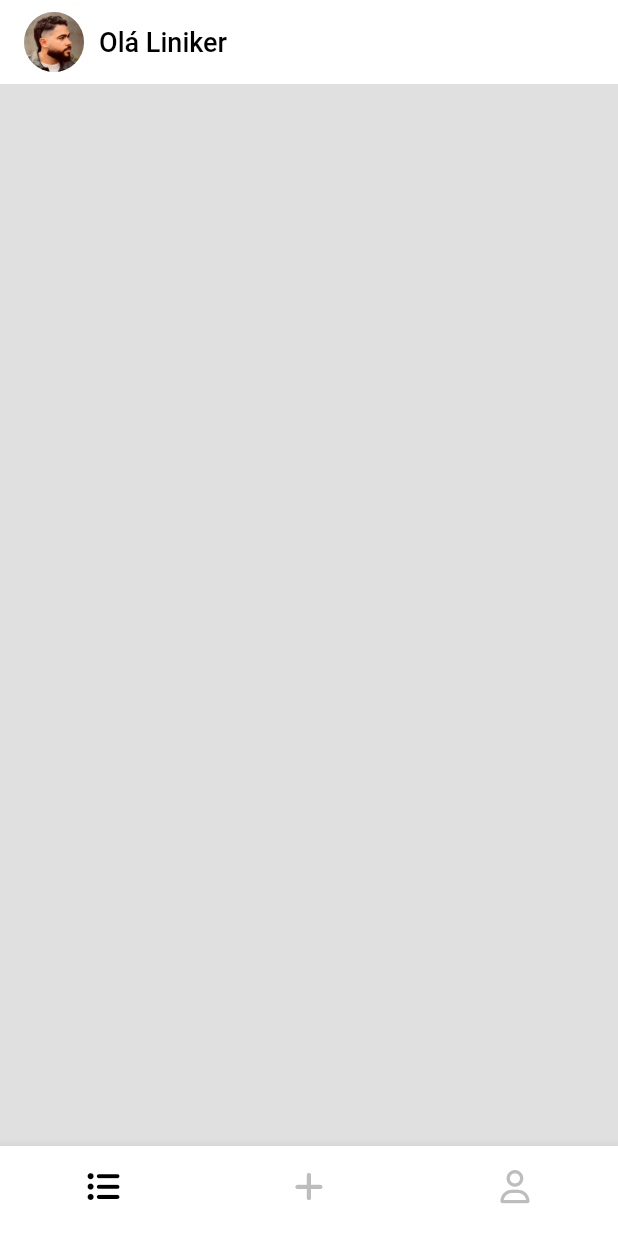
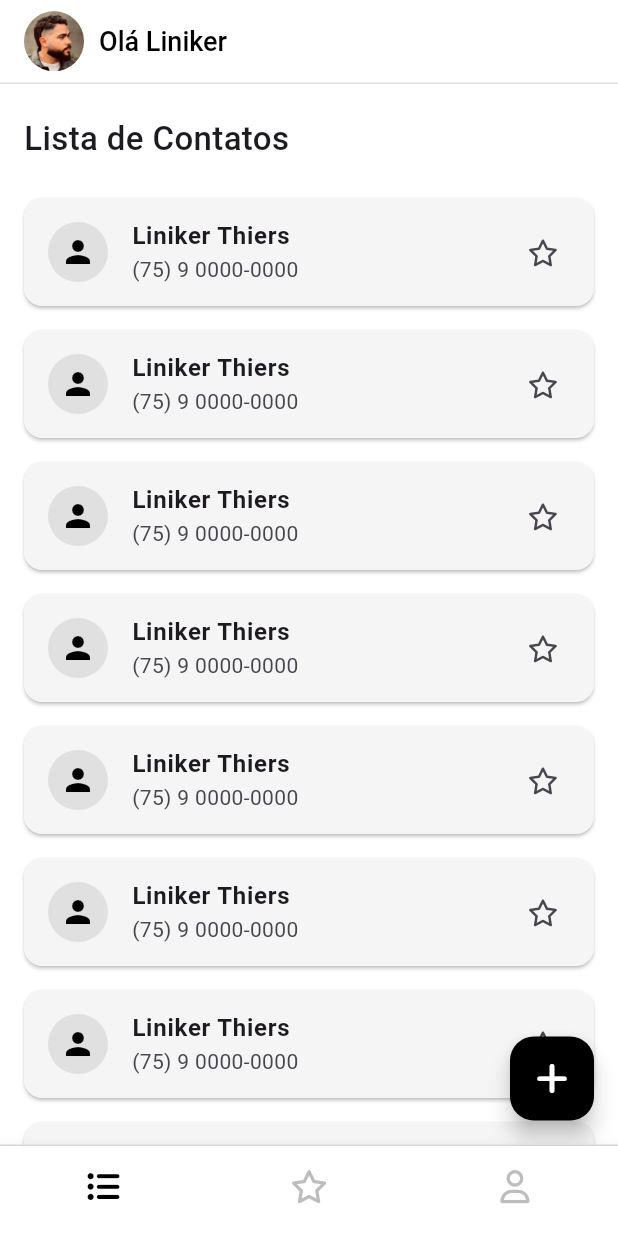
Before and after one commit to LinikerThiers/lista_de_contatos, a Flutter app: the screen it shows after launch, on a phone screen of 412 x 824 dp. Run offline on Flutter 3.47's test engine with Material 3 defaults, Android fonts, the phone set to English and light mode, and no system bars; our stand-ins replace font_awesome_flutter.

Commit message:
criando a base da lista page

```diff
--- a/lib/pages/lista_page.dart
+++ b/lib/pages/lista_page.dart
@@ -1,4 +1,5 @@
 import 'package:flutter/material.dart';
+import 'package:font_awesome_flutter/font_awesome_flutter.dart';
 import 'package:listadecontatos/shared/widget/custom_app_bar.dart';
 
 class ListaPage extends StatefulWidget {
@@ -9,18 +10,99 @@ class ListaPage extends StatefulWidget {
 }
 
 class _ListaPageState extends State<ListaPage> {
+  String profileImagePath = "";
+
   @override
   Widget build(BuildContext context) {
     return SafeArea(
         child: Scaffold(
-          backgroundColor: Colors.grey[300],
+      backgroundColor: Colors.white,
       appBar: CustomAppBar(
-        userName: "Liniker", profileImagePath: "assets/profile_image.jpg",
+        userName: "Liniker",
+        profileImagePath: "assets/profile_image.jpg",
       ),
       body: Column(
+        mainAxisAlignment: MainAxisAlignment.start,
+        crossAxisAlignment: CrossAxisAlignment.start,
         children: [
-
+          SizedBox(
+            height: 5,
+          ),
+          Padding(
+            padding: EdgeInsets.all(16),
+            child: Text(
+              "Lista de Contatos",
+              style: TextStyle(
+                fontSize: 22,
+                fontWeight: FontWeight.w500,
+              ),
+            ),
+          ),
+          Expanded(
+            child: ListView.builder(
+              itemCount: 12,
+              itemBuilder: (context, index) {
+                return Dismissible(
+                  key: Key('ID'),
+                  background: Container(
+                    color: Colors.black,
+                    alignment: Alignment.centerRight,
+                    padding: EdgeInsets.only(right: 20),
+                    child: FaIcon(
+                      FontAwesomeIcons.trash,
+                      color: Colors.white,
+                      size: 22,
+                    ),
+                  ),
+                  direction: DismissDirection.endToStart,
+                  onDismissed: (direction) {
+                    ScaffoldMessenger.of(context).showSnackBar(
+                      SnackBar(
+                        content: Text('name removido'),
+                      ),
+                    );
+                  },
+                  child: Card(
+                    color: Colors.grey[100],
+                    margin: EdgeInsets.symmetric(
+                      vertical: 8,
+                      horizontal: 16,
+                    ),
+                    child: ListTile(
+                      leading: CircleAvatar(
+                        radius: 20,
+                        backgroundImage: profileImagePath.isNotEmpty
+                            ? AssetImage(profileImagePath)
+                            : null,
+                        backgroundColor: Colors.grey[300],
+                        child: profileImagePath.isEmpty
+                            ? const Icon(Icons.person,
+                                color: Colors.black, size: 24)
+                            : null,
+                      ),
+                      title: Text(
+                        'Liniker Thiers',
+                        style: TextStyle(
+                          fontWeight: FontWeight.bold,
+                        ),
+                      ),
+                      subtitle: Text('(75) 9 0000-0000'),
+                      trailing: FaIcon(FontAwesomeIcons.star, size: 18,),
+                    ),
+                  ),
+                );
+              },
+            ),
+          ),
         ],
+      ),
+      floatingActionButton: FloatingActionButton(
+        onPressed: () {},
+        backgroundColor: Colors.black,
+        child: FaIcon(
+          FontAwesomeIcons.plus,
+          color: Colors.white,
+        ),
       ),
     ));
   }
--- a/lib/pages/main_home_page.dart
+++ b/lib/pages/main_home_page.dart
@@ -32,7 +32,16 @@ class _MainHomePageState extends State<MainHomePage> {
               },
               children: [ListaPage(), AdicionarPage(), PerfilPage()],
             )),
-            SizedBox(
+            Container(
+              decoration: BoxDecoration(
+                border: Border(
+                  top: BorderSide(
+                    color: Colors.grey.shade300,
+                    width: 1,
+                  )
+                )
+              ),
+              child: SizedBox(
                 height: 60,
                 child: BottomNavigationBar(
                     backgroundColor: Colors.white,
@@ -58,7 +67,9 @@ class _MainHomePageState extends State<MainHomePage> {
                         label: "Adicionar",
                         icon: Align(
                             child: FaIcon(
-                        FontAwesomeIcons.plus,
+                          posicaoPagina == 1
+                              ? FontAwesomeIcons.solidStar
+                              : FontAwesomeIcons.star,
                           size: 22,
                         )),
                       ),
@@ -73,6 +84,7 @@ class _MainHomePageState extends State<MainHomePage> {
                         )),
                       ),
                     ]),
+              ),
             )
           ],
         ),
--- a/lib/shared/widget/custom_app_bar.dart
+++ b/lib/shared/widget/custom_app_bar.dart
@@ -39,6 +39,10 @@ class CustomAppBar extends StatelessWidget implements PreferredSizeWidget {
         ],
       ),
       centerTitle: false,
+      bottom: PreferredSize(preferredSize: const Size.fromHeight(1.0), child: Container(
+        color: Colors.grey[300],
+        height: 1,
+      )),
     );
   }
 
```
Lines whose indentation alone changed are shown as unchanged.
